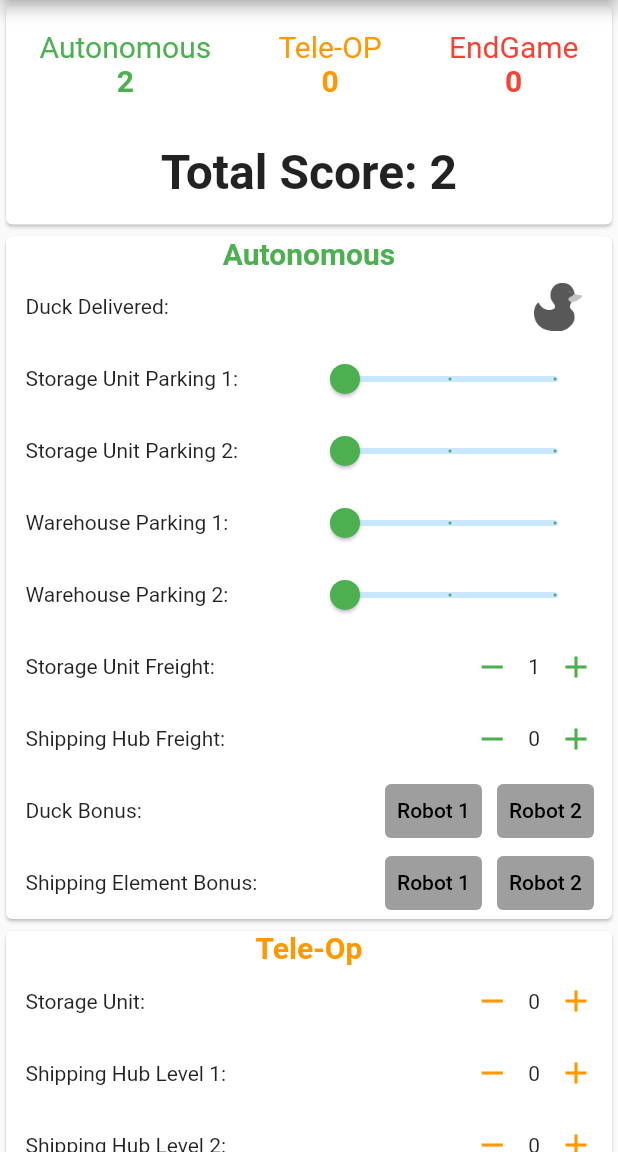
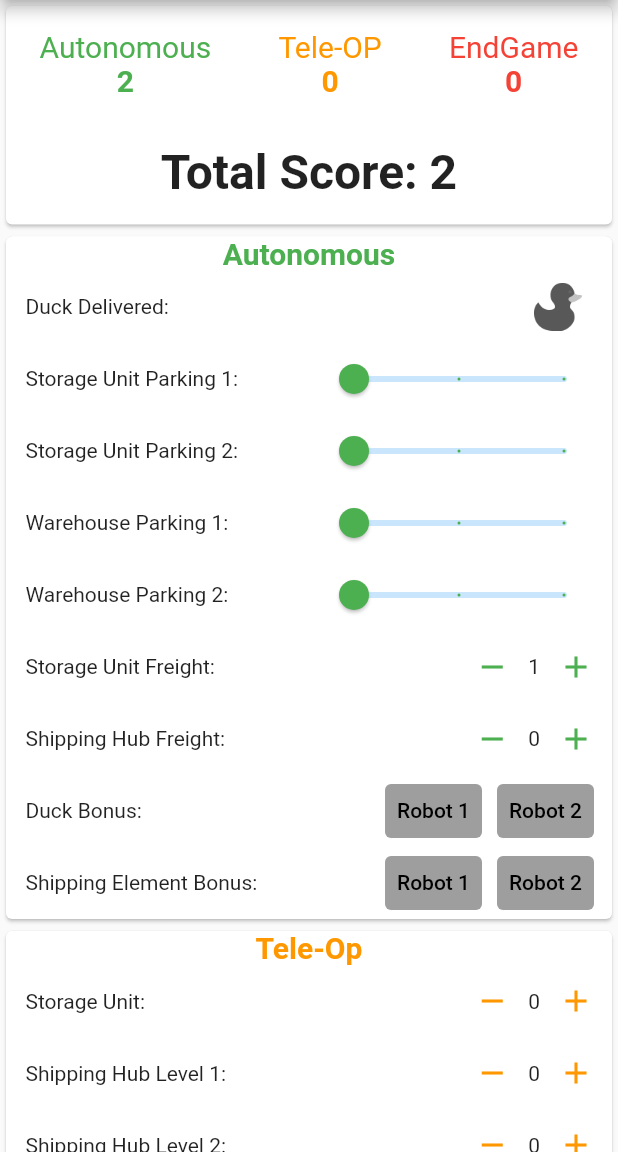
Before and after one commit to crackerOil/Freight-Frenzy-Scorer, a Flutter app: the screen it shows after launch, after a tap on the "add" icon, on a phone screen of 412 x 824 dp, the part 84-1236 px from its top. Run offline on Flutter 3.47's test engine with Material 2 defaults, Android fonts, the phone set to English and light mode, and no system bars; Roboto replaces fonts that are missing (OpenSans).

Commit message:
Improved status bar visibility and small screen UI

```diff
--- a/lib/main.dart
+++ b/lib/main.dart
@@ -27,7 +27,7 @@ class MyApp extends StatelessWidget {
       ],
       child: MaterialApp(
         debugShowCheckedModeBanner: false,
-        title: 'Flutter Demo',
+        title: 'FF Scorer',
         theme: ThemeData(
           primaryColor: Colors.blue.withBlue(147).withRed(29).withGreen(66),
           //primarySwatch: Colors.blue,
@@ -38,13 +38,18 @@ class MyApp extends StatelessWidget {
             headline6: TextStyle(
               fontFamily: 'OpenSans',
               fontSize: 18,
-                )),
+            )
+          ),
           appBarTheme: AppBarTheme(
+            brightness: Brightness.dark,
             textTheme: ThemeData.light().textTheme.copyWith(
               headline6: TextStyle(
                 fontFamily: 'OpenSans',
                 fontSize: 20,
-                    )))),
+              )
+            )
+          )
+        ),
         // darkTheme: ThemeData.dark(),
         home: ScorerScreen(),
         routes: {
--- a/lib/widgets/autonomy.dart
+++ b/lib/widgets/autonomy.dart
@@ -59,7 +59,7 @@ class _AutonomyCardState extends State<AutonomyCard> {
               // ][scores.autoDetails.storageUnitParking1.index]),
               Spacer(),
               Container(
-                padding: EdgeInsets.only(right: 12),
+                padding: EdgeInsets.only(right: 6),
                 child: Slider(
                   activeColor: Colors.green,
                   value: 1.0 * scores.autoDetails.storageUnitParking1.index,
@@ -91,7 +91,7 @@ class _AutonomyCardState extends State<AutonomyCard> {
               // ][scores.autoDetails.storageUnitParking2.index]),
               Spacer(),
               Container(
-                padding: EdgeInsets.only(right: 12),
+                padding: EdgeInsets.only(right: 6),
                 child: Slider(
                   activeColor: Colors.green,
                   value: 1.0 * scores.autoDetails.storageUnitParking2.index,
@@ -123,7 +123,7 @@ class _AutonomyCardState extends State<AutonomyCard> {
               // ][scores.autoDetails.warehouseParking1.index]),
               Spacer(),
               Container(
-                padding: EdgeInsets.only(right: 12),
+                padding: EdgeInsets.only(right: 6),
                 child: Slider(
                   activeColor: Colors.green,
                   value: 1.0 * scores.autoDetails.warehouseParking1.index,
@@ -155,7 +155,7 @@ class _AutonomyCardState extends State<AutonomyCard> {
               // ][scores.autoDetails.warehouseParking2.index]),
               Spacer(),
               Container(
-                padding: EdgeInsets.only(right: 12),
+                padding: EdgeInsets.only(right: 6),
                 child: Slider(
                   activeColor: Colors.green,
                   value: 1.0 * scores.autoDetails.warehouseParking2.index,
--- a/lib/widgets/endgame.dart
+++ b/lib/widgets/endgame.dart
@@ -116,7 +116,7 @@ class _EndGameCardState extends State<EndGameCard> {
               // ][scores.autoDetails.warehouseParking1.index]),
               Spacer(),
               Container(
-                padding: EdgeInsets.only(right: 12),
+                padding: EdgeInsets.only(right: 6),
                 child: Slider(
                   activeColor: Colors.red,
                   value: 1.0 * scores.endgameDetails.warehouseParking1.index,
@@ -148,7 +148,7 @@ class _EndGameCardState extends State<EndGameCard> {
                 // ][scores.autoDetails.warehouseParking2.index]),
                 Spacer(),
                 Container(
-                  padding: EdgeInsets.only(right: 12),
+                  padding: EdgeInsets.only(right: 6),
                   child: Slider(
                     activeColor: Colors.red,
                     value: 1.0 * scores.endgameDetails.warehouseParking2.index,
```
Lines whose indentation alone changed are shown as unchanged.
